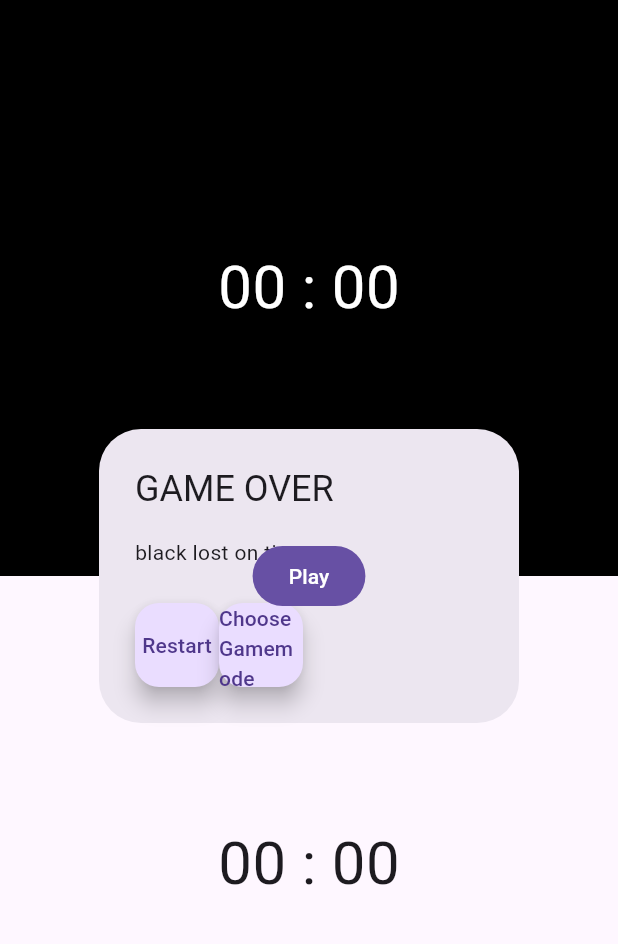
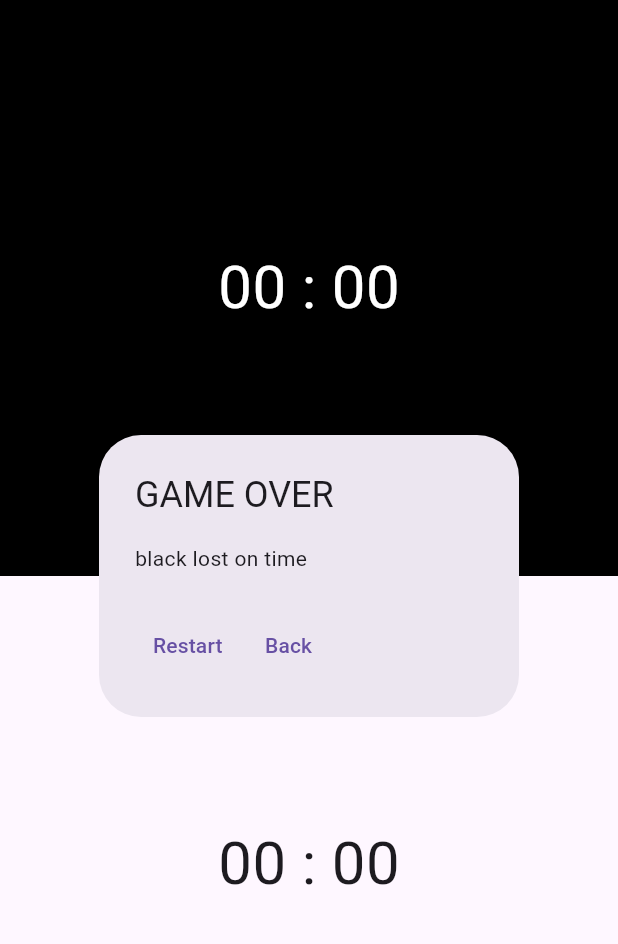
Before and after one commit to GFerhat/chess_clock, a Flutter app: the GamePage screen opened directly, after a tap on "Play", on a phone screen of 412 x 824 dp, the part 84-1028 px from its top. Run offline on Flutter 3.47's test engine with Material 3 defaults, Android fonts, the phone set to English and light mode, and no system bars; our stand-ins replace flutter_riverpod.

Commit message:
refactor: clean up imports, enhance time setting methods, and improve lose screen functionality

```diff
--- a/lib/notifier_provider/gamemode_state_provider.dart
+++ b/lib/notifier_provider/gamemode_state_provider.dart
@@ -1,4 +1,3 @@
-import 'dart:developer';
 import 'package:chess_clock/models/gamemode_state.dart';
 import 'package:flutter_riverpod/flutter_riverpod.dart';
 
--- a/lib/pages/game_page.dart
+++ b/lib/pages/game_page.dart
@@ -33,8 +33,6 @@ class GamePage extends ConsumerWidget {
                 ),
               ],
             ),
-            if (timeState.timeRanOut)
-              LoseScreen(loser: timeState.loser ?? 'Nobody'),
             !timeState.init
                 ? Center(
                     child: FilledButton(
@@ -55,6 +53,8 @@ class GamePage extends ConsumerWidget {
                       child: Text('hold to Stop'),
                     ),
                   ),
+            if (timeState.timeRanOut)
+              LoseScreen(loser: timeState.loser ?? 'Nobody'),
           ],
         ),
       ),
--- a/lib/widgets/black_clock_interface.dart
+++ b/lib/widgets/black_clock_interface.dart
@@ -1,6 +1,5 @@
 import 'package:chess_clock/models/time_state.dart';
 import 'package:chess_clock/notifier_provider/time_state_notifier.dart';
-import 'package:chess_clock/widgets/lose_screen.dart';
 import 'package:flutter/material.dart';
 
 class BlackClockInterface extends StatelessWidget {
--- a/lib/widgets/lose_screen.dart
+++ b/lib/widgets/lose_screen.dart
@@ -1,11 +1,16 @@
+import 'package:chess_clock/notifier_provider/game_tweaks_notfier.dart';
+import 'package:chess_clock/notifier_provider/time_state_notifier.dart';
+import 'package:chess_clock/pages/game_page.dart';
 import 'package:flutter/material.dart';
+import 'package:flutter_riverpod/flutter_riverpod.dart';
 
-class LoseScreen extends StatelessWidget {
+class LoseScreen extends ConsumerWidget {
   const LoseScreen({super.key, required this.loser});
   final String loser;
 
   @override
-  Widget build(BuildContext context) {
+  Widget build(BuildContext context, WidgetRef ref) {
+    final timeNotifier = ref.read(timeProvider.notifier);
     return AlertDialog(
       title: const Text('GAME OVER'),
       content: Text('$loser lost on time'),
@@ -13,18 +18,22 @@ class LoseScreen extends StatelessWidget {
         Row(
           children: [
             //restart button
-            FloatingActionButton(
+            TextButton(
+              onPressed: () {
+                final selected = ref.read(gameTweaksProvider);
+                if (selected != null) {
+                  timeNotifier.reset();
+                  timeNotifier.setTime(selected);
+                }
+              },
+              child: const Center(child: Text('Restart')),
+            ),
+            //choose gamemode button
+            TextButton(
               onPressed: () {
                 Navigator.pop(context);
               },
-              child: Center(child: Text('Restart')),
-            ),
-            //choose gamemode button
-            FloatingActionButton(
-              onPressed: () {
-                Navigator.pop(context);
-              },
-              child: Center(child: Text('Choose Gamemode')),
+              child: Center(child: Text('Back')),
             ),
           ],
         ),
```
Also changed, not shown: lib/notifier_provider/open_bar_index_provider.dart (added, +14 -0 lines), lib/notifier_provider/time_state_notifier.dart (+4 -4 lines), lib/pages/choose_gamemode_page.dart (+1 -13 lines).
